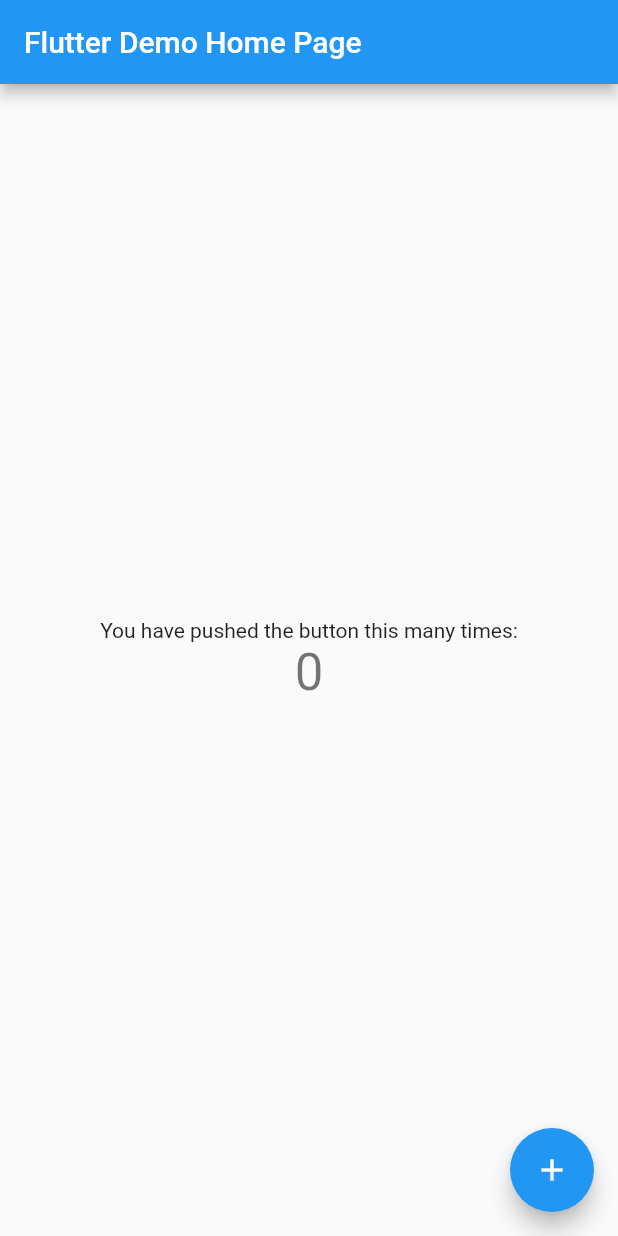
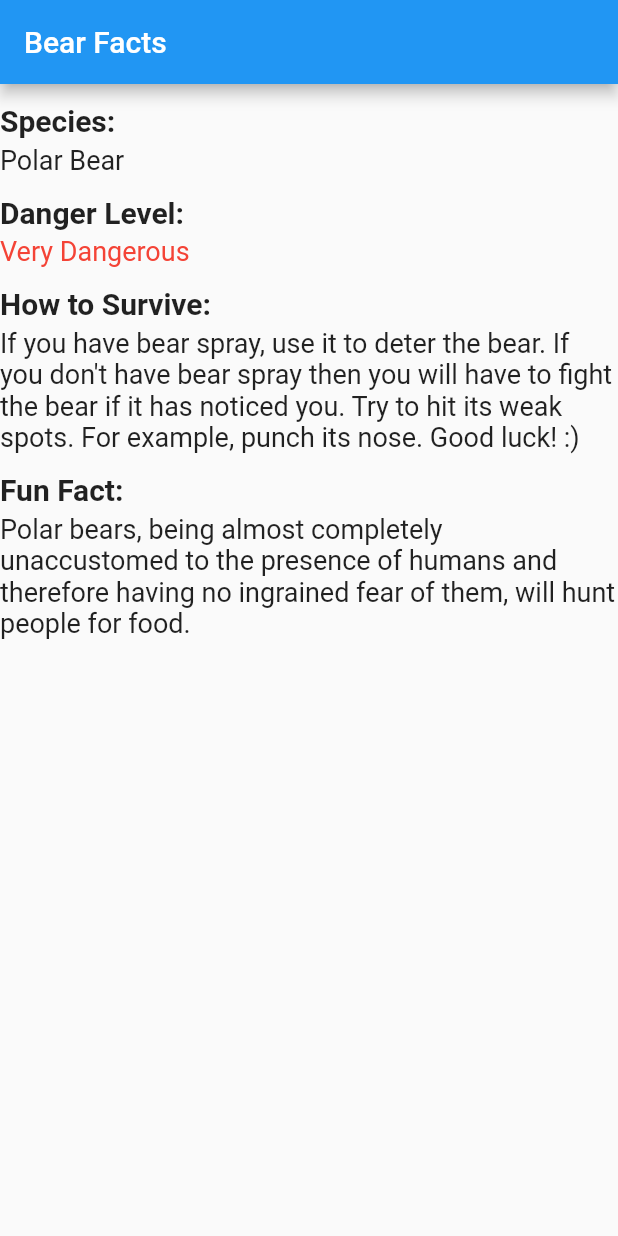
Before and after one commit to NoahGibson/bear_grylls, a Flutter app: the screen it shows after launch, on a phone screen of 412 x 824 dp. Run offline on Flutter 3.47's test engine with Material 2 defaults, Android fonts, the phone set to English and light mode, and no system bars.

Commit message:
Add facts widget

```diff
--- /dev/null
+++ b/bear_grylls/lib/facts.dart
@@ -0,0 +1,50 @@
+import 'package:flutter/material.dart';
+
+class BearFacts extends StatelessWidget {
+  @override
+  Widget build(BuildContext context) {
+    return Scaffold(
+      appBar: AppBar(
+        title: Text('Bear Facts'),
+      ),
+      body: Column(
+        crossAxisAlignment: CrossAxisAlignment.start,
+        mainAxisSize: MainAxisSize.min,
+        children: <Widget>[
+          Text(
+            'Species:',
+            style: TextStyle(height: 2, fontWeight: FontWeight.bold, fontSize: 20),
+          ),
+          Text(
+            'Polar Bear',
+            style: TextStyle(fontSize: 18)
+          ),
+          Text(
+            'Danger Level:',
+            style: TextStyle(height: 2, fontWeight: FontWeight.bold, fontSize: 20),
+          ),
+          Text(
+            'Very Dangerous',
+            style: TextStyle(fontSize: 18, color: Colors.red)
+          ),
+          Text(
+            'How to Survive:',
+            style: TextStyle(height: 2, fontWeight: FontWeight.bold, fontSize: 20),
+          ),
+          Text(
+            'If you have bear spray, use it to deter the bear. If you don\'t have bear spray then you will have to fight the bear if it has noticed you. Try to hit its weak spots. For example, punch its nose. Good luck! :)',
+            style: TextStyle(fontSize: 18)
+          ),
+          Text(
+            'Fun Fact:',
+            style: TextStyle(height: 2, fontWeight: FontWeight.bold, fontSize: 20),
+          ),
+          Text(
+            'Polar bears, being almost completely unaccustomed to the presence of humans and therefore having no ingrained fear of them, will hunt people for food.',
+            style: TextStyle(fontSize: 18)
+          )
+        ],
+      )
+    );
+  }
+}
--- a/bear_grylls/lib/main.dart
+++ b/bear_grylls/lib/main.dart
@@ -1,4 +1,5 @@
 import 'package:flutter/material.dart';
+import 'package:bear_grylls/facts.dart';
 
 void main() => runApp(MyApp());
 
@@ -20,7 +21,7 @@ class MyApp extends StatelessWidget {
         // is not restarted.
         primarySwatch: Colors.blue,
       ),
-      home: MyHomePage(title: 'Flutter Demo Home Page'),
+      home: BearFacts(),
     );
   }
 }
```
